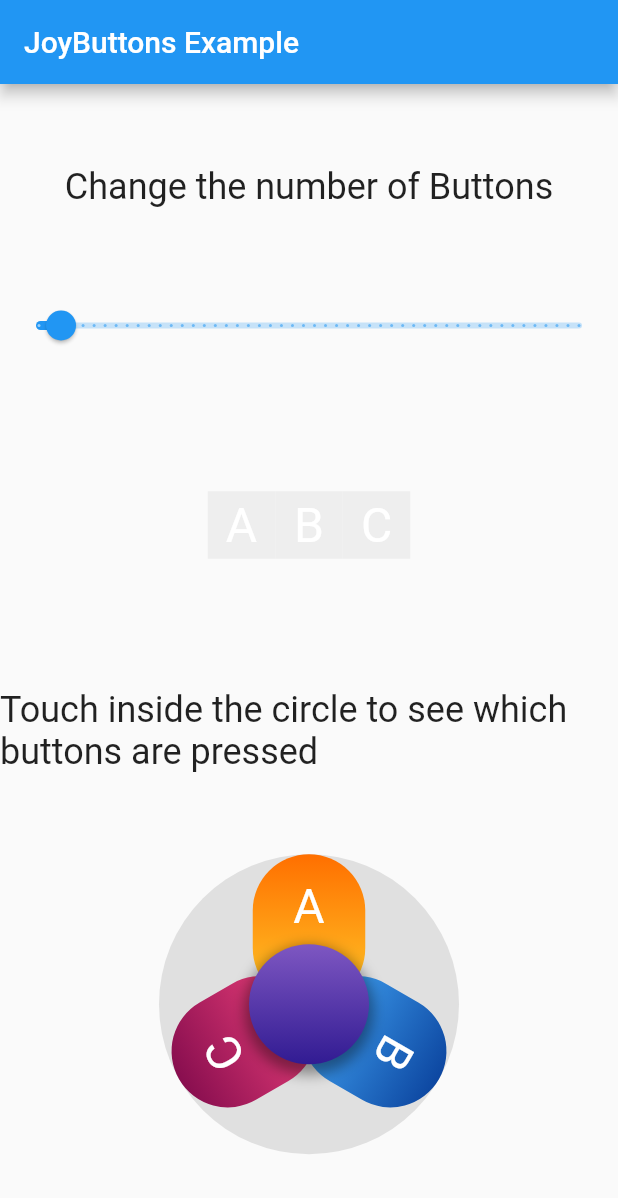
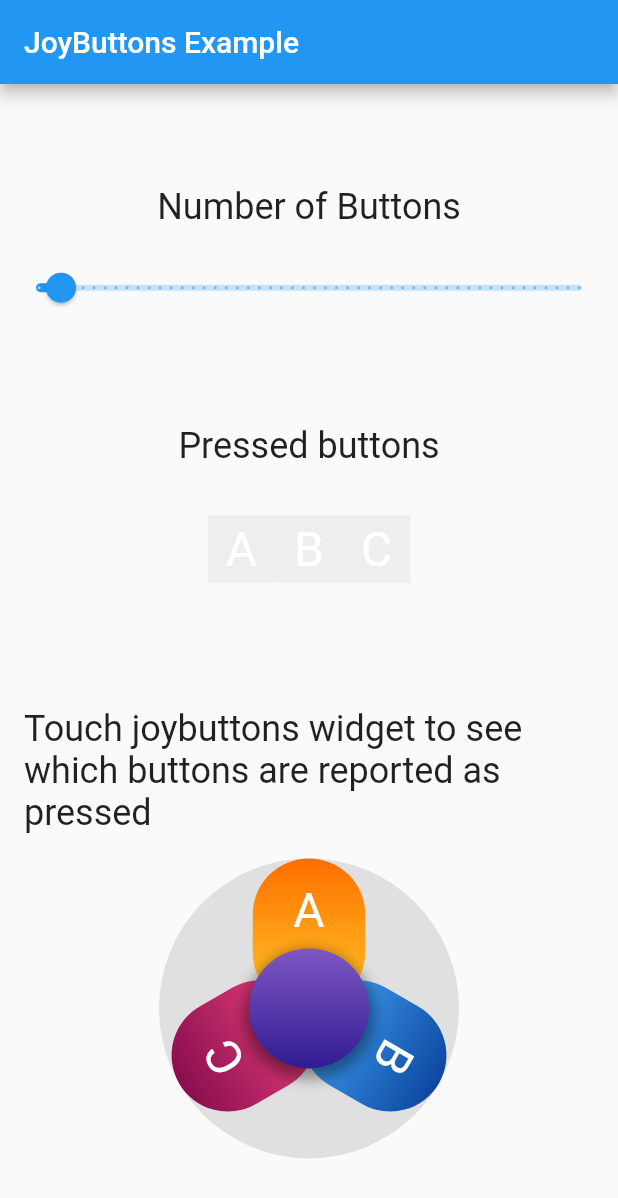
Before and after one commit to cybaker/flutter_joybuttons, a Flutter app: the screen it shows after launch, on a phone screen of 412 x 824 dp. Shown: the top 1198 px of the screen. Run offline on Flutter 3.47's test engine with Material 2 defaults, Android fonts, the phone set to English and light mode, and no system bars.

Commit message:
Refactor example layout

```diff
--- a/example/lib/main.dart
+++ b/example/lib/main.dart
@@ -35,7 +35,7 @@ class _JoyButtonsExampleState extends State<JoyButtonsExample> {
   double _numberOfButtons = 3;
   final double _maxButtons = 50;
 
-  final _names = List.generate(26, (index) => String.fromCharCode(index+65));
+  final _names = List.generate(26, (index) => String.fromCharCode(index + 65));
   final _colors = [
     Colors.amber,
     Colors.blue,
@@ -58,8 +58,7 @@ class _JoyButtonsExampleState extends State<JoyButtonsExample> {
       widgetColor: color,
       title: Padding(
         padding: const EdgeInsets.only(top: 16.0),
-        child: Text(label,
-            style: const TextStyle(color: Colors.white, fontSize: 32)),
+        child: Text(label, style: const TextStyle(color: Colors.white, fontSize: 32)),
       ),
     );
   }
@@ -78,8 +77,7 @@ class _JoyButtonsExampleState extends State<JoyButtonsExample> {
       width: dimension,
       height: dimension,
       color: _pressed.contains(index) ? color : Colors.grey.shade200,
-      child: Text(label,
-          style: const TextStyle(color: Colors.white, fontSize: 32)),
+      child: Text(label, style: const TextStyle(color: Colors.white, fontSize: 32)),
     );
   }
 
@@ -90,8 +88,12 @@ class _JoyButtonsExampleState extends State<JoyButtonsExample> {
         child: Column(
           mainAxisAlignment: MainAxisAlignment.spaceEvenly,
           children: [
-            const Text("Change the number of Buttons",
-                style: TextStyle(fontSize: 24)),
+            Column(
+              children: [
+                const Padding(
+                  padding: EdgeInsets.all(16.0),
+                  child: Text("Number of Buttons", style: TextStyle(fontSize: 24)),
+                ),
                 Slider(
                   min: 1.0,
                   max: _maxButtons,
@@ -104,31 +106,42 @@ class _JoyButtonsExampleState extends State<JoyButtonsExample> {
                     });
                   },
                 ),
+              ],
+            ),
+            Column(
+              children: [
+                const Padding(
+                  padding: EdgeInsets.all(16.0),
+                  child: Text("Pressed buttons", style: TextStyle(fontSize: 24)),
+                ),
                 Padding(
-              padding: const EdgeInsets.all(32.0),
+                  padding: const EdgeInsets.all(16.0),
                   child: Wrap(
                     alignment: WrapAlignment.spaceAround,
-                children:  [
+                    children: [
                       ...getIndicators(_numberOfButtons.round()),
                     ],
                   ),
                 ),
-            const Text(
-                "Touch inside the circle to see which buttons are pressed",
+              ],
+            ),
+            Column(
+              children: [
+                const Padding(
+                  padding: EdgeInsets.all(16.0),
+                  child: Text("Touch joybuttons widget to see which buttons are reported as pressed",
                       style: TextStyle(fontSize: 24)),
-            Align(
-              alignment: const Alignment(0, 0.8),
-              child: JoyButtons(
-                centerButtonOutput:
-                    List.generate(_numberOfButtons.round(), (index) => index),
-                buttonWidgets:
-                    getButtons().take(_numberOfButtons.round()).toList(),
+                ),
+                JoyButtons(
+                  centerButtonOutput: List.generate(_numberOfButtons.round(), (index) => index),
+                  buttonWidgets: getButtons(),
                   listener: (details) {
                     setState(() {
                       _pressed = details.pressed;
                     });
                   },
                 ),
+              ],
             ),
           ],
         ),
```
Lines whose indentation alone changed are shown as unchanged.
